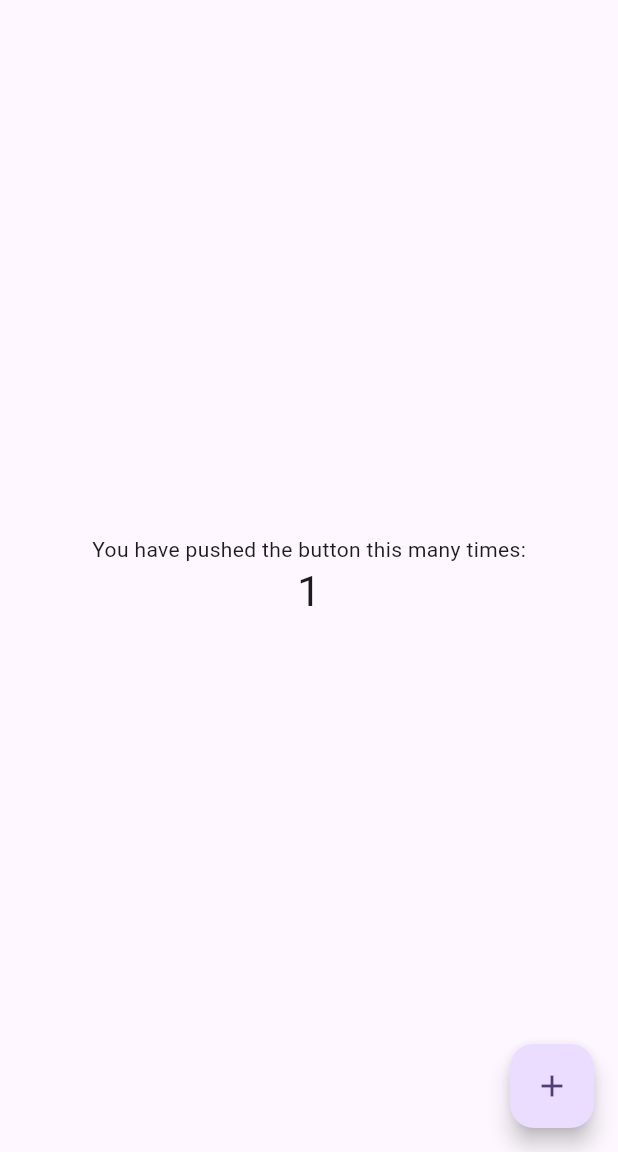
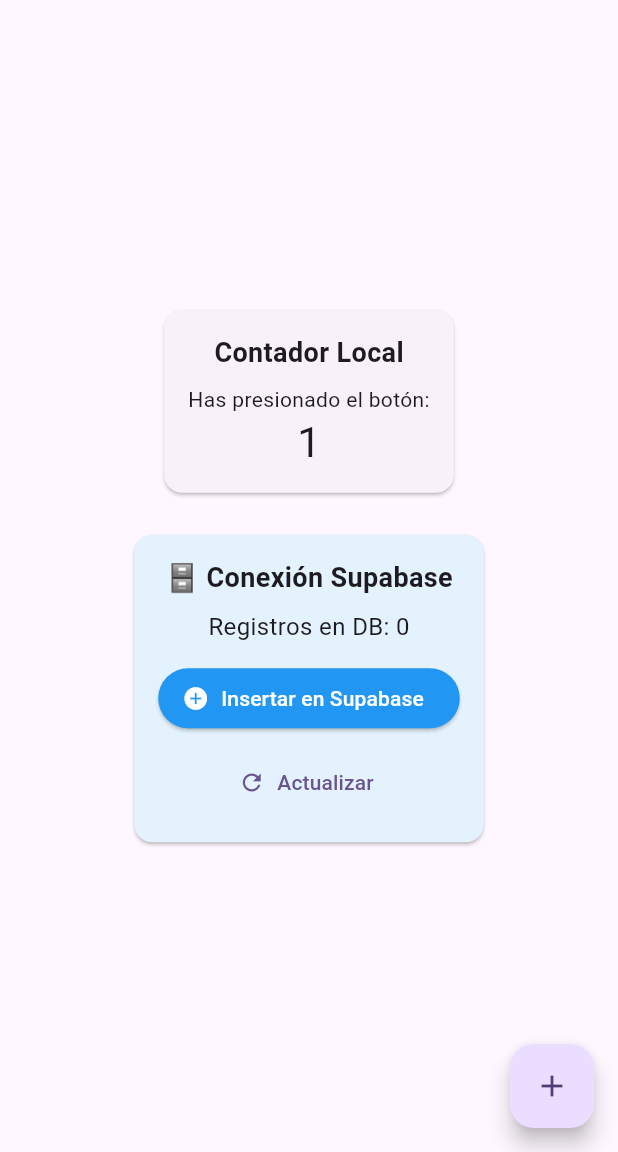
Before and after one commit to Tacun44/Shipaton, a Flutter app: the screen it shows after launch, after a tap on the "add" icon, on a phone screen of 412 x 824 dp, the part 84-1236 px from its top. Run offline on Flutter 3.47's test engine with Material 3 defaults, Android fonts, the phone set to English and light mode, and no system bars; our stand-ins replace supabase_flutter; accounts and stored records are empty.

Commit message:
conexion a base de datos configurado correctamente

```diff
--- /dev/null
+++ b/lib/config/supabase_config.dart
@@ -0,0 +1,20 @@
+import 'package:supabase_flutter/supabase_flutter.dart';
+
+class SupabaseConfig {
+  // URL de tu proyecto Supabase
+  static const String supabaseUrl = 'https://tycabutsaykxvuhfctpg.supabase.co';
+
+  // Clave anónima de tu proyecto
+  static const String supabaseAnonKey = 'eyJhbGciOiJIUzI1NiIsInR5cCI6IkpXVCJ9.eyJpc3MiOiJzdXBhYmFzZSIsInJlZiI6InR5Y2FidXRzYXlreHZ1aGZjdHBnIiwicm9sZSI6ImFub24iLCJpYXQiOjE3NTY1NjQ0MzEsImV4cCI6MjA3MjE0MDQzMX0.R69i_Z7fwB8oF3V_hISucUQtdDES-xpbrSMKV9J5rUY';
+
+  // Inicializar Supabase
+  static Future<void> initialize() async {
+    await Supabase.initialize(
+      url: supabaseUrl,
+      anonKey: supabaseAnonKey,
+    );
+  }
+
+  // Obtener cliente de Supabase
+  static SupabaseClient get client => Supabase.instance.client;
+}
--- a/lib/main.dart
+++ b/lib/main.dart
@@ -1,6 +1,13 @@
 import 'package:flutter/material.dart';
+import 'config/supabase_config.dart';
+import 'services/database_service.dart';
 
-void main() {
+void main() async {
+  WidgetsFlutterBinding.ensureInitialized();
+
+  // Inicializar Supabase
+  await SupabaseConfig.initialize();
+
   runApp(const MyApp());
 }
 
@@ -55,16 +62,62 @@ class MyHomePage extends StatefulWidget {
 
 class _MyHomePageState extends State<MyHomePage> {
   int _counter = 0;
+  int _registrosEnDB = 0;
+  bool _cargando = false;
+
+  @override
+  void initState() {
+    super.initState();
+    _cargarRegistrosDB();
+  }
 
   void _incrementCounter() {
     setState(() {
-      // This call to setState tells the Flutter framework that something has
-      // changed in this State, which causes it to rerun the build method below
-      // so that the display can reflect the updated values. If we changed
-      // _counter without calling setState(), then the build method would not be
-      // called again, and so nothing would appear to happen.
       _counter++;
     });
+  }
+
+  // Cargar registros existentes en la base de datos
+  Future<void> _cargarRegistrosDB() async {
+    setState(() => _cargando = true);
+
+    try {
+      final registros = await DatabaseService.obtenerRegistrosPrueba();
+      setState(() {
+        _registrosEnDB = registros.length;
+        _cargando = false;
+      });
+    } catch (error) {
+      print('Error al cargar registros: $error');
+      setState(() => _cargando = false);
+    }
+  }
+
+  // Insertar nuevo registro en Supabase
+  Future<void> _insertarEnSupabase() async {
+    setState(() => _cargando = true);
+
+    try {
+      final resultado = await DatabaseService.insertarRegistroPrueba();
+      if (resultado != null) {
+        await _cargarRegistrosDB(); // Recargar la lista
+        ScaffoldMessenger.of(context).showSnackBar(
+          const SnackBar(
+            content: Text('✅ Registro insertado en Supabase!'),
+            backgroundColor: Colors.green,
+          ),
+        );
+      }
+    } catch (error) {
+      ScaffoldMessenger.of(context).showSnackBar(
+        SnackBar(
+          content: Text('❌ Error: $error'),
+          backgroundColor: Colors.red,
+        ),
+      );
+    }
+
+    setState(() => _cargando = false);
   }
 
   @override
@@ -86,30 +139,74 @@ class _MyHomePageState extends State<MyHomePage> {
         title: Text(widget.title),
       ),
       body: Center(
-        // Center is a layout widget. It takes a single child and positions it
-        // in the middle of the parent.
+        child: Padding(
+          padding: const EdgeInsets.all(16.0),
           child: Column(
-          // Column is also a layout widget. It takes a list of children and
-          // arranges them vertically. By default, it sizes itself to fit its
-          // children horizontally, and tries to be as tall as its parent.
-          //
-          // Column has various properties to control how it sizes itself and
-          // how it positions its children. Here we use mainAxisAlignment to
-          // center the children vertically; the main axis here is the vertical
-          // axis because Columns are vertical (the cross axis would be
-          // horizontal).
-          //
-          // TRY THIS: Invoke "debug painting" (choose the "Toggle Debug Paint"
-          // action in the IDE, or press "p" in the console), to see the
-          // wireframe for each widget.
             mainAxisAlignment: MainAxisAlignment.center,
             children: <Widget>[
-            const Text('You have pushed the button this many times:'),
+              // Sección del contador local
+              Card(
+                child: Padding(
+                  padding: const EdgeInsets.all(16.0),
+                  child: Column(
+                    children: [
+                      const Text(
+                        'Contador Local',
+                        style: TextStyle(fontSize: 18, fontWeight: FontWeight.bold),
+                      ),
+                      const SizedBox(height: 8),
+                      const Text('Has presionado el botón:'),
                       Text(
                         '$_counter',
                         style: Theme.of(context).textTheme.headlineMedium,
                       ),
                     ],
+                  ),
+                ),
+              ),
+
+              const SizedBox(height: 20),
+
+              // Sección de Supabase
+              Card(
+                color: Colors.blue.shade50,
+                child: Padding(
+                  padding: const EdgeInsets.all(16.0),
+                  child: Column(
+                    children: [
+                      const Text(
+                        '🗄️ Conexión Supabase',
+                        style: TextStyle(fontSize: 18, fontWeight: FontWeight.bold),
+                      ),
+                      const SizedBox(height: 8),
+                      _cargando
+                          ? const CircularProgressIndicator()
+                          : Text(
+                              'Registros en DB: $_registrosEnDB',
+                              style: const TextStyle(fontSize: 16),
+                            ),
+                      const SizedBox(height: 12),
+                      ElevatedButton.icon(
+                        onPressed: _cargando ? null : _insertarEnSupabase,
+                        icon: const Icon(Icons.add_circle),
+                        label: const Text('Insertar en Supabase'),
+                        style: ElevatedButton.styleFrom(
+                          backgroundColor: Colors.blue,
+                          foregroundColor: Colors.white,
+                        ),
+                      ),
+                      const SizedBox(height: 8),
+                      TextButton.icon(
+                        onPressed: _cargando ? null : _cargarRegistrosDB,
+                        icon: const Icon(Icons.refresh),
+                        label: const Text('Actualizar'),
+                      ),
+                    ],
+                  ),
+                ),
+              ),
+            ],
+          ),
         ),
       ),
       floatingActionButton: FloatingActionButton(
--- /dev/null
+++ b/lib/services/database_service.dart
@@ -0,0 +1,54 @@
+import 'package:supabase_flutter/supabase_flutter.dart';
+import '../config/supabase_config.dart';
+
+class DatabaseService {
+  static final SupabaseClient _client = SupabaseConfig.client;
+
+  // Insertar registro en la tabla prueba
+  static Future<Map<String, dynamic>?> insertarRegistroPrueba() async {
+    try {
+      final response = await _client
+          .from('prueba')
+          .insert({})
+          .select()
+          .single();
+
+      print('✅ Registro insertado: $response');
+      return response;
+    } catch (error) {
+      print('❌ Error al insertar: $error');
+      return null;
+    }
+  }
+
+  // Obtener todos los registros de la tabla prueba
+  static Future<List<Map<String, dynamic>>> obtenerRegistrosPrueba() async {
+    try {
+      final response = await _client
+          .from('prueba')
+          .select()
+          .order('id', ascending: true);
+
+      print('✅ Registros obtenidos: ${response.length}');
+      return response;
+    } catch (error) {
+      print('❌ Error al obtener registros: $error');
+      return [];
+    }
+  }
+
+  // Contar registros en la tabla prueba
+  static Future<int> contarRegistros() async {
+    try {
+      final response = await _client
+          .from('prueba')
+          .select()
+          .count();
+
+      return response.count;
+    } catch (error) {
+      print('❌ Error al contar registros: $error');
+      return 0;
+    }
+  }
+}
--- a/pubspec.yaml
+++ b/pubspec.yaml
@@ -34,6 +34,9 @@ dependencies:
   # The following adds the Cupertino Icons font to your application.
   # Use with the CupertinoIcons class for iOS style icons.
   cupertino_icons: ^1.0.8
+
+  # Supabase dependencies
+  supabase_flutter: ^2.8.0
 
 dev_dependencies:
   flutter_test:
```
Also changed, not shown: .cursor/mcp.json (added), pubspec.lock, 5 other files. Lines whose indentation alone changed are shown as unchanged.
